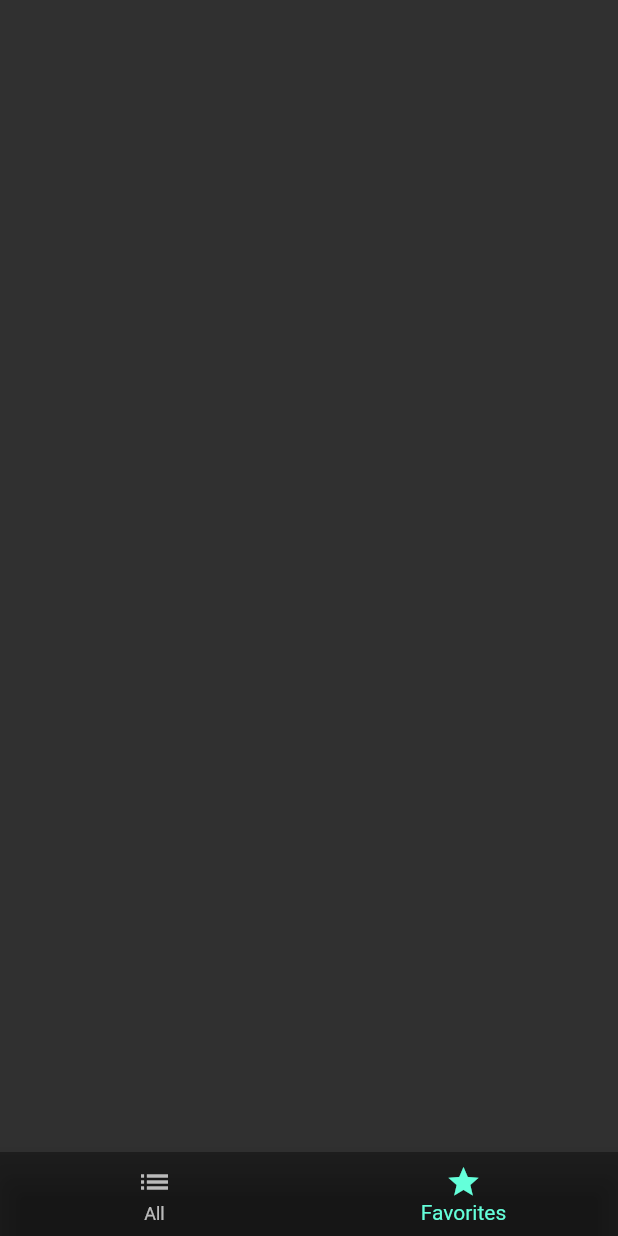
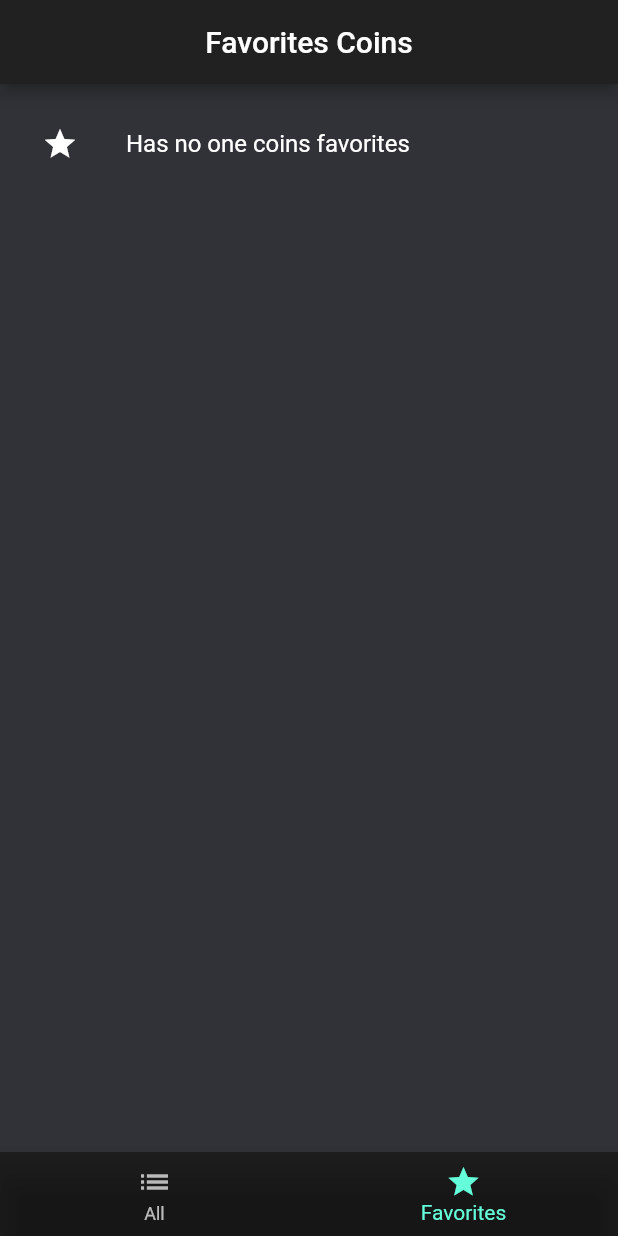
Before and after one commit to LuannMateus/crypto_coins, a Flutter app: the screen it shows after launch, swiped to page 2, on a phone screen of 412 x 824 dp. Run offline on Flutter 3.47's test engine with Material 2 defaults, Android fonts, the phone set to English and light mode, and no system bars.

Commit message:
Implement adding and removing favorites logic

```diff
--- a/lib/pages/favorites_screen.dart
+++ b/lib/pages/favorites_screen.dart
@@ -1,12 +1,43 @@
 import 'package:flutter/material.dart';
+import 'package:provider/provider.dart';
 
-class FavoritesScreen extends StatelessWidget {
+import 'package:crypto_coin/repositories/favorites_repository.dart';
+import 'package:crypto_coin/widgets/card_coin.dart';
+
+class FavoritesScreen extends StatefulWidget {
   const FavoritesScreen({Key? key}) : super(key: key);
 
   @override
+  _FavoritesScreenState createState() => _FavoritesScreenState();
+}
+
+class _FavoritesScreenState extends State<FavoritesScreen> {
+  @override
   Widget build(BuildContext context) {
-    return Container(
-      child: null,
+    return Scaffold(
+      appBar: AppBar(
+        title: Text('Favorites Coins'),
+        centerTitle: true,
+      ),
+      body: Container(
+        color: Colors.indigo.withOpacity(0.05),
+        height: MediaQuery.of(context).size.height,
+        padding: const EdgeInsets.all(12.0),
+        child: Consumer<FavoritesRepository>(
+          builder: (context, favorites, child) {
+            return favorites.list.isEmpty
+                ? ListTile(
+                    leading: Icon(Icons.star),
+                    title: Text('Has no one coins favorites'))
+                : ListView.builder(
+                    itemCount: favorites.list.length,
+                    itemBuilder: (_, index) {
+                      return CardCoin(coin: favorites.list[index]);
+                    },
+                  );
+          },
+        ),
+      ),
     );
   }
 }
--- /dev/null
+++ b/lib/repositories/favorites_repository.dart
@@ -0,0 +1,22 @@
+import 'dart:collection';
+
+import 'package:crypto_coin/models/Coin.dart';
+import 'package:flutter/widgets.dart';
+
+class FavoritesRepository extends ChangeNotifier {
+  List<Coin> _list = [];
+
+  UnmodifiableListView<Coin> get list => UnmodifiableListView(_list);
+
+  saveAll(List<Coin> coins) {
+    coins.forEach((coin) {
+      if (!_list.contains(coin)) _list.add(coin);
+    });
+    notifyListeners();
+  }
+
+  remove(Coin coin) {
+    _list.remove(coin);
+    notifyListeners();
+  }
+}
--- a/pubspec.yaml
+++ b/pubspec.yaml
@@ -24,6 +24,7 @@ dependencies:
   flutter:
     sdk: flutter
   intl:
+  provider: ^5.0.0
 
   # The following adds the Cupertino Icons font to your application.
   # Use with the CupertinoIcons class for iOS style icons.
```
Also changed, not shown: lib/main.dart (+8 -1 lines), lib/pages/coins_screen.dart (+30 -7 lines), pubspec.lock.
